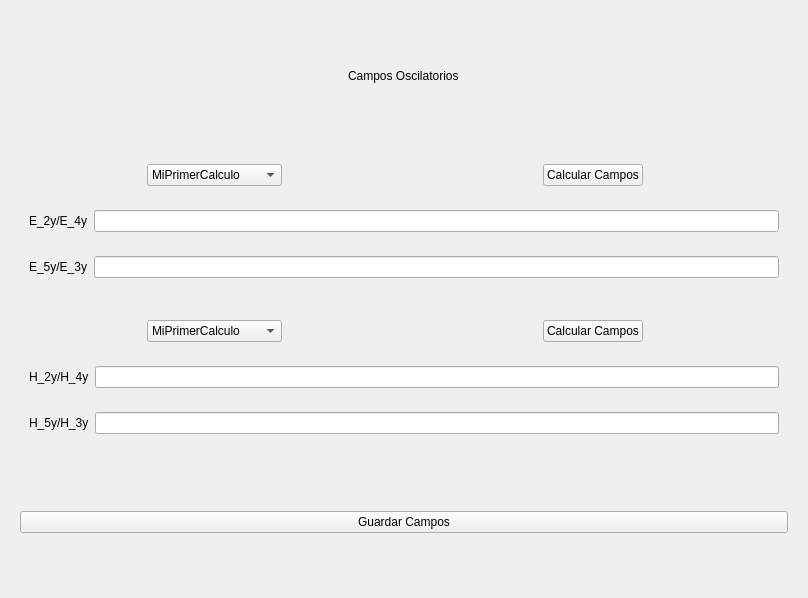
The window that src/designer/field_session_layout.ui (fer90/taller3-tpfinal) describes before a commit, drawn with Qt 5.
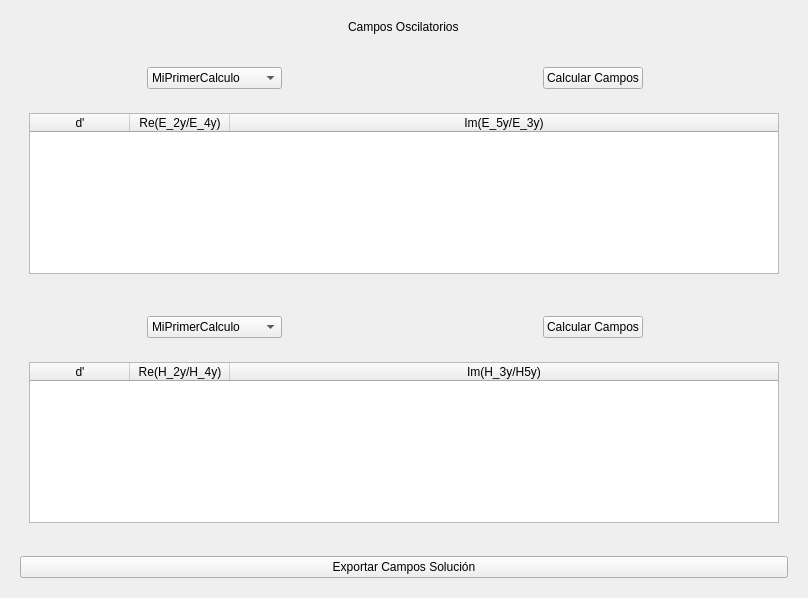
The same window after the commit.

What changed in the file:
```diff
--- a/src/designer/field_session_layout.ui
+++ b/src/designer/field_session_layout.ui
@@ -66,30 +66,41 @@
        <widget class="QWidget" name="eh24_container" native="true">
         <layout class="QHBoxLayout" name="horizontalLayout_3">
          <item>
-          <widget class="QLabel" name="eh24_label">
-           <property name="text">
-            <string>E_2y/E_4y</string>
+          <widget class="QTableWidget" name="first_field_solution_table">
+           <property name="gridStyle">
+            <enum>Qt::DotLine</enum>
            </property>
+           <attribute name="horizontalHeaderStretchLastSection">
+            <bool>true</bool>
+           </attribute>
+           <attribute name="verticalHeaderStretchLastSection">
+            <bool>true</bool>
+           </attribute>
+           <column>
+            <property name="text">
+             <string>d'</string>
+            </property>
+            <property name="textAlignment">
+             <set>AlignHCenter|AlignTop</set>
+            </property>
+           </column>
+           <column>
+            <property name="text">
+             <string>Re(E_2y/E_4y)</string>
+            </property>
+            <property name="textAlignment">
+             <set>AlignHCenter|AlignVCenter|AlignCenter</set>
+            </property>
+           </column>
+           <column>
+            <property name="text">
+             <string>Im(E_5y/E_3y)</string>
+            </property>
+            <property name="textAlignment">
+             <set>AlignHCenter|AlignVCenter|AlignCenter</set>
+            </property>
+           </column>
           </widget>
-         </item>
-         <item>
-          <widget class="QLineEdit" name="first_field_eh24_value"/>
-         </item>
-        </layout>
-       </widget>
-      </item>
-      <item>
-       <widget class="QWidget" name="eh53_container_2" native="true">
-        <layout class="QHBoxLayout" name="horizontalLayout_4">
-         <item>
-          <widget class="QLabel" name="eh53_label_2">
-           <property name="text">
-            <string>E_5y/E_3y</string>
-           </property>
-          </widget>
-         </item>
-         <item>
-          <widget class="QLineEdit" name="first_field_eh53_value"/>
          </item>
         </layout>
        </widget>
@@ -132,35 +143,43 @@
         </layout>
        </widget>
       </item>
-      <item>
-       <widget class="QWidget" name="eh24_container_2" native="true">
-        <layout class="QHBoxLayout" name="horizontalLayout_7">
-         <item>
-          <widget class="QLabel" name="eh24_label_2">
-           <property name="text">
-            <string>H_2y/H_4y</string>
-           </property>
-          </widget>
-         </item>
-         <item>
-          <widget class="QLineEdit" name="second_field_eh24_value"/>
-         </item>
-        </layout>
-       </widget>
-      </item>
       <item>
        <widget class="QWidget" name="eh53_container" native="true">
         <layout class="QHBoxLayout" name="horizontalLayout_6">
          <item>
-          <widget class="QLabel" name="eh53_label">
-           <property name="text">
-            <string>H_5y/H_3y</string>
-           </property>
+          <widget class="QTableWidget" name="second_field_solution_table">
+           <attribute name="horizontalHeaderStretchLastSection">
+            <bool>true</bool>
+           </attribute>
+           <attribute name="verticalHeaderStretchLastSection">
+            <bool>true</bool>
+           </attribute>
+           <column>
+            <property name="text">
+             <string>d'</string>
+            </property>
+            <property name="textAlignment">
+             <set>AlignHCenter|AlignVCenter|AlignCenter</set>
+            </property>
+           </column>
+           <column>
+            <property name="text">
+             <string>Re(H_2y/H_4y)</string>
+            </property>
+            <property name="textAlignment">
+             <set>AlignHCenter|AlignVCenter|AlignCenter</set>
+            </property>
+           </column>
+           <column>
+            <property name="text">
+             <string>Im(H_3y/H5y)</string>
+            </property>
+            <property name="textAlignment">
+             <set>AlignHCenter|AlignVCenter|AlignCenter</set>
+            </property>
+           </column>
           </widget>
          </item>
-         <item>
-          <widget class="QLineEdit" name="second_field_eh53_value"/>
-         </item>
         </layout>
        </widget>
       </item>
@@ -173,7 +192,7 @@
       <item>
        <widget class="QPushButton" name="save_field_session_button">
         <property name="text">
-         <string>Guardar Campos</string>
+         <string>Exportar Campos Solución</string>
         </property>
        </widget>
       </item>
```
Left out of the diff: 6 changed lines with no effect on the pictures.
